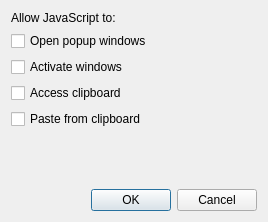
Qt form src/lib/preferences/jsoptions.ui (Tauzun/midori-web-) before a commit.
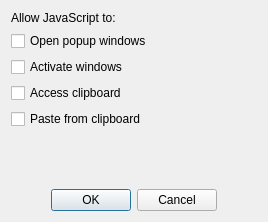
The same form after that commit.

```diff
--- a/src/lib/preferences/jsoptions.ui
+++ b/src/lib/preferences/jsoptions.ui
@@ -71,6 +71,9 @@
      <property name="standardButtons">
       <set>QDialogButtonBox::Cancel|QDialogButtonBox::Ok</set>
      </property>
+     <property name="centerButtons">
+      <bool>true</bool>
+     </property>
     </widget>
    </item>
   </layout>
```
Left out of the diff: 15 changed lines with no effect on the pictures.
